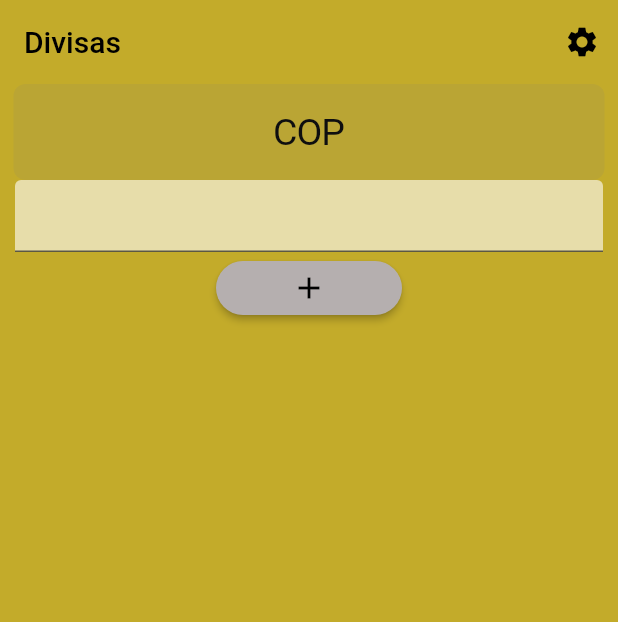
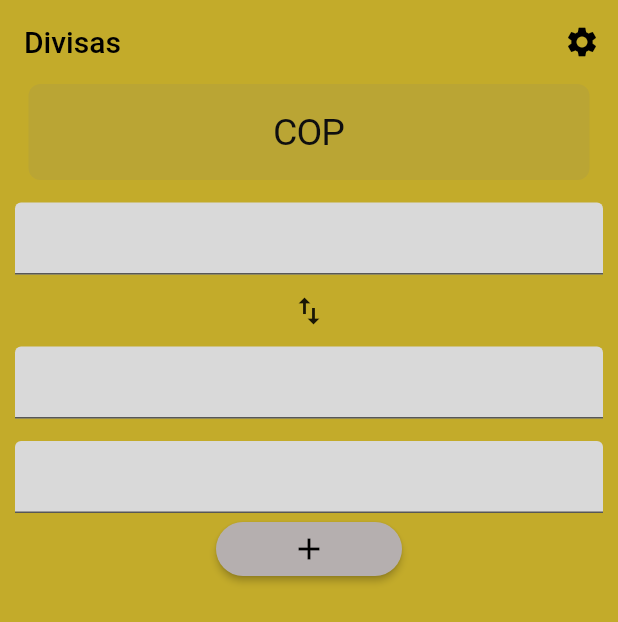
Before and after one commit to sam1rC/xchange, a Flutter app: the screen it shows after launch, on a phone screen of 412 x 824 dp. Shown: the top 622 px of the screen. Run offline on Flutter 3.47's test engine with Material 2 defaults, Android fonts, the phone set to English and light mode, and no system bars.

Commit message:
add padding to the main page and comparison textfields

```diff
--- a/lib/pages/home.dart
+++ b/lib/pages/home.dart
@@ -19,7 +19,9 @@ class _HomePageState extends State<HomePage> {
           IconButton(onPressed: () {}, icon: const Icon(Icons.settings))
         ],
       ),
-      body: Column(
+      body: Padding(
+        padding: const EdgeInsets.symmetric(horizontal: 10.0),
+        child: Column(
           children: [
             CupertinoPicker(
                 itemExtent: 64,
@@ -32,12 +34,26 @@ class _HomePageState extends State<HomePage> {
                           ),
                         ))
                     .toList()),
-          const Padding(
-            padding: const EdgeInsets.symmetric(horizontal: 10.0),
-            child: TextField(
+            const SizedBox(
+              height: 15,
+            ),
+            const TextField(
               decoration:
-                  InputDecoration(filled: true, fillColor: Colors.white60),
+                  InputDecoration(filled: true, fillColor: Color(0xFFD9D9D9)),
             ),
+            IconButton(onPressed: () {}, icon: const Icon(Icons.swap_vert)),
+            const TextField(
+              readOnly: true,
+              decoration:
+                  InputDecoration(filled: true, fillColor: Color(0xFFD9D9D9)),
+            ),
+            const SizedBox(
+              height: 15,
+            ),
+            const TextField(
+              readOnly: true,
+              decoration:
+                  InputDecoration(filled: true, fillColor: Color(0xFFD9D9D9)),
             ),
             Center(
               child: ElevatedButton(
@@ -47,6 +63,7 @@ class _HomePageState extends State<HomePage> {
             ),
           ],
         ),
+      ),
     );
   }
 }
```
Lines whose indentation alone changed are shown as unchanged.
